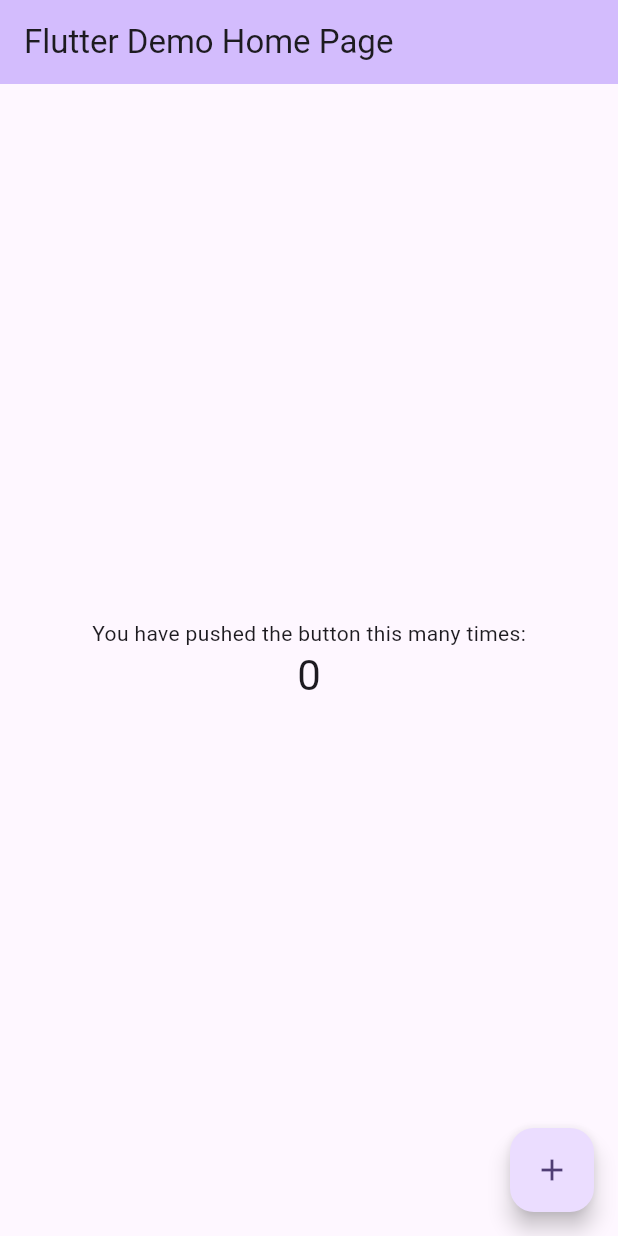
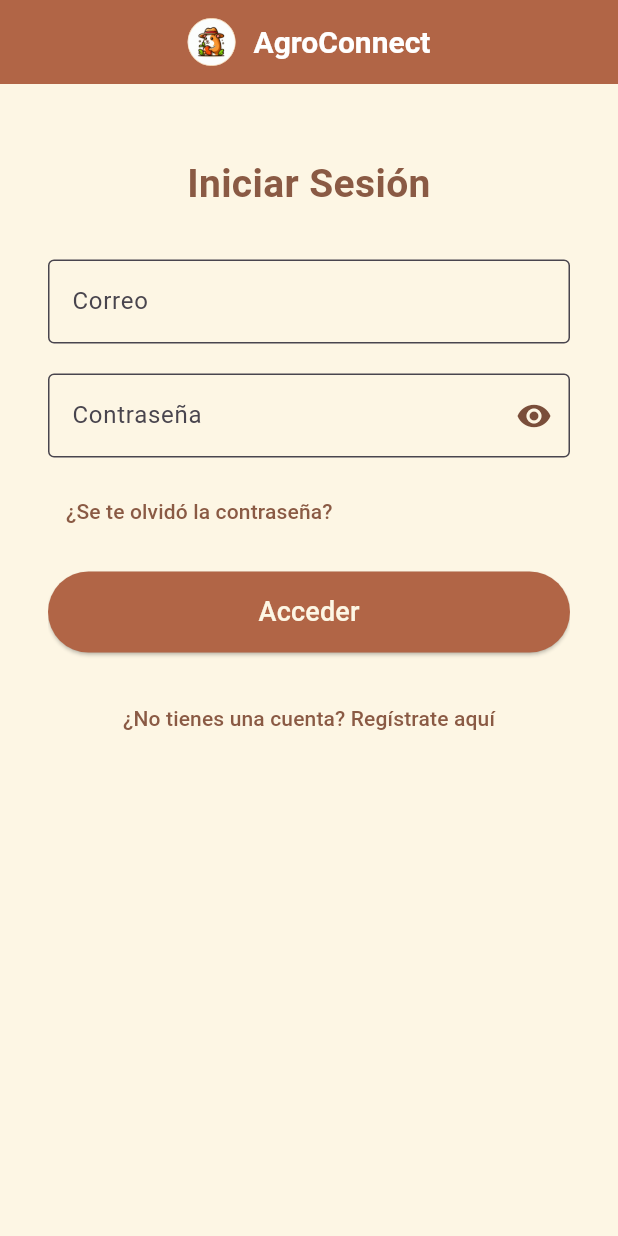
Before and after one commit to IoT-AgroConnect/AgroCuy-mobileApp, a Flutter app: the screen it shows after launch, on a phone screen of 412 x 824 dp. Run offline on Flutter 3.47's test engine with Material 3 defaults, Android fonts, the phone set to English and light mode, and no system bars.

Commit message:
feat: auth login

```diff
--- /dev/null
+++ b/lib/core/widgets/app_bar.dart
@@ -0,0 +1,37 @@
+import 'package:flutter/material.dart';
+class appBar extends StatelessWidget implements PreferredSizeWidget {
+  const appBar({super.key});
+
+  @override
+  Widget build(BuildContext context) {
+    return AppBar(
+      backgroundColor: const Color(0xFFB16546),
+      elevation: 0,
+        title: Center(
+          child: Row(
+            mainAxisSize: MainAxisSize.min,
+            children: [
+              const CircleAvatar(
+                backgroundImage: AssetImage('lib/assets/images/logo.png'),
+                radius: 16,
+                backgroundColor: Colors.white,
+              ),
+              const SizedBox(width: 12),
+              const Text(
+                'AgroConnect',
+                style: TextStyle(
+                  color: Colors.white,
+                  fontSize: 20,
+                  fontWeight: FontWeight.bold,
+                ),
+              ),
+            ],
+          ),
+        ),
+    );
+  }
+
+
+        @override
+  Size get preferredSize => const Size.fromHeight(kToolbarHeight);
+}
--- /dev/null
+++ b/lib/features/auth/login/login.dart
@@ -0,0 +1,120 @@
+import 'package:flutter/material.dart';
+import 'package:agrocuy/core/widgets/app_bar.dart';
+
+class LoginScreen extends StatefulWidget {
+  const LoginScreen({super.key});
+
+  @override
+  State<LoginScreen> createState() => _LoginScreenState();
+}
+
+class _LoginScreenState extends State<LoginScreen> {
+  final TextEditingController _emailController = TextEditingController();
+  final TextEditingController _passwordController = TextEditingController();
+  bool _obscurePassword = true;
+
+  void _login() {
+    final email = _emailController.text;
+    final password = _passwordController.text;
+
+    // TODO: lógica de autenticación aquí
+    print('Email: $email, Password: $password');
+  }
+
+  @override
+  Widget build(BuildContext context) {
+    return Scaffold(
+      appBar: const appBar(),
+      body: Container(
+        width: double.infinity,
+        color: const Color(0xFFFDF6E4),
+        padding: const EdgeInsets.symmetric(horizontal: 32, vertical: 48),
+        child: SingleChildScrollView(
+          child: SizedBox(
+            height: MediaQuery.of(context).size.height - kToolbarHeight,
+          child: Column(
+            crossAxisAlignment: CrossAxisAlignment.stretch,
+            children: [
+              const Text(
+                'Iniciar Sesión',
+                textAlign: TextAlign.center,
+                style: TextStyle(
+                  fontSize: 26,
+                  fontWeight: FontWeight.bold,
+                  color: Color(0xFF8A5A44),
+                ),
+              ),
+              const SizedBox(height: 32),
+              TextField(
+                controller: _emailController,
+                decoration: const InputDecoration(
+                  labelText: 'Correo',
+                  filled: true,
+                  fillColor: Color(0xFFFDF6E4),
+                  border: OutlineInputBorder(),
+                ),
+              ),
+              const SizedBox(height: 20),
+              TextField(
+                controller: _passwordController,
+                obscureText: _obscurePassword,
+                decoration: InputDecoration(
+                  labelText: 'Contraseña',
+                  filled: true,
+                  fillColor: const Color(0xFFFDF6E4),
+                  border: const OutlineInputBorder(),
+                  suffixIcon: IconButton(
+                    icon: Icon(
+                      _obscurePassword ? Icons.visibility : Icons.visibility_off,
+                      color: const Color(0xFF7A4E3A),
+                    ),
+                    onPressed: () {
+                      setState(() {
+                        _obscurePassword = !_obscurePassword;
+                      });
+                    },
+                  ),
+                ),
+              ),
+              const SizedBox(height: 12),
+              Align(
+                alignment: Alignment.centerLeft,
+                child: TextButton(
+                  onPressed: () {},
+                  child: const Text(
+                    '¿Se te olvidó la contraseña?',
+                    style: TextStyle(color: Color(0xFF8A5A44)),
+                  ),
+                ),
+              ),
+              const SizedBox(height: 16),
+              ElevatedButton(
+                onPressed: _login,
+                style: ElevatedButton.styleFrom(
+                  backgroundColor: const Color(0xFFB16546),
+                  shape: RoundedRectangleBorder(
+                    borderRadius: BorderRadius.circular(30),
+                  ),
+                  padding: const EdgeInsets.symmetric(vertical: 14),
+                ),
+                child: const Text(
+                  'Acceder',
+                  style: TextStyle(fontSize: 18,color: Color(0xFFFDF6E4)),
+                ),
+              ),
+              const SizedBox(height: 20),
+              TextButton(
+                onPressed: () {},
+                child: const Text(
+                  '¿No tienes una cuenta? Regístrate aquí',
+                  style: TextStyle(color: Color(0xFF8A5A44)),
+                ),
+              ),
+            ],
+          ),
+      ),
+        ),
+      ),
+    );
+  }
+}
--- a/lib/main.dart
+++ b/lib/main.dart
@@ -1,4 +1,5 @@
 import 'package:flutter/material.dart';
+import 'features/auth/login/login.dart';
 
 void main() {
   runApp(const MyApp());
@@ -7,119 +8,16 @@ void main() {
 class MyApp extends StatelessWidget {
   const MyApp({super.key});
 
-  // This widget is the root of your application.
   @override
   Widget build(BuildContext context) {
     return MaterialApp(
       title: 'Flutter Demo',
       theme: ThemeData(
-        // This is the theme of your application.
-        //
-        // TRY THIS: Try running your application with "flutter run". You'll see
-        // the application has a purple toolbar. Then, without quitting the app,
-        // try changing the seedColor in the colorScheme below to Colors.green
-        // and then invoke "hot reload" (save your changes or press the "hot
-        // reload" button in a Flutter-supported IDE, or press "r" if you used
-        // the command line to start the app).
-        //
-        // Notice that the counter didn't reset back to zero; the application
-        // state is not lost during the reload. To reset the state, use hot
-        // restart instead.
-        //
-        // This works for code too, not just values: Most code changes can be
-        // tested with just a hot reload.
         colorScheme: ColorScheme.fromSeed(seedColor: Colors.deepPurple),
         useMaterial3: true,
       ),
-      home: const MyHomePage(title: 'Flutter Demo Home Page'),
+      debugShowCheckedModeBanner: false,
+      home: LoginScreen(),
     );
   }
 }
-
-class MyHomePage extends StatefulWidget {
-  const MyHomePage({super.key, required this.title});
-
-  // This widget is the home page of your application. It is stateful, meaning
-  // that it has a State object (defined below) that contains fields that affect
-  // how it looks.
-
-  // This class is the configuration for the state. It holds the values (in this
-  // case the title) provided by the parent (in this case the App widget) and
-  // used by the build method of the State. Fields in a Widget subclass are
-  // always marked "final".
-
-  final String title;
-
-  @override
-  State<MyHomePage> createState() => _MyHomePageState();
-}
-
-class _MyHomePageState extends State<MyHomePage> {
-  int _counter = 0;
-
-  void _incrementCounter() {
-    setState(() {
-      // This call to setState tells the Flutter framework that something has
-      // changed in this State, which causes it to rerun the build method below
-      // so that the display can reflect the updated values. If we changed
-      // _counter without calling setState(), then the build method would not be
-      // called again, and so nothing would appear to happen.
-      _counter++;
-    });
-  }
-
-  @override
-  Widget build(BuildContext context) {
-    // This method is rerun every time setState is called, for instance as done
-    // by the _incrementCounter method above.
-    //
-    // The Flutter framework has been optimized to make rerunning build methods
-    // fast, so that you can just rebuild anything that needs updating rather
-    // than having to individually change instances of widgets.
-    return Scaffold(
-      appBar: AppBar(
-        // TRY THIS: Try changing the color here to a specific color (to
-        // Colors.amber, perhaps?) and trigger a hot reload to see the AppBar
-        // change color while the other colors stay the same.
-        backgroundColor: Theme.of(context).colorScheme.inversePrimary,
-        // Here we take the value from the MyHomePage object that was created by
-        // the App.build method, and use it to set our appbar title.
-        title: Text(widget.title),
-      ),
-      body: Center(
-        // Center is a layout widget. It takes a single child and positions it
-        // in the middle of the parent.
-        child: Column(
-          // Column is also a layout widget. It takes a list of children and
-          // arranges them vertically. By default, it sizes itself to fit its
-          // children horizontally, and tries to be as tall as its parent.
-          //
-          // Column has various properties to control how it sizes itself and
-          // how it positions its children. Here we use mainAxisAlignment to
-          // center the children vertically; the main axis here is the vertical
-          // axis because Columns are vertical (the cross axis would be
-          // horizontal).
-          //
-          // TRY THIS: Invoke "debug painting" (choose the "Toggle Debug Paint"
-          // action in the IDE, or press "p" in the console), to see the
-          // wireframe for each widget.
-          mainAxisAlignment: MainAxisAlignment.center,
-          children: <Widget>[
-            const Text(
-              'You have pushed the button this many times:',
-            ),
-            Text(
-              '$_counter',
-              style: Theme.of(context).textTheme.headlineMedium,
-            ),
-          ],
-        ),
-      ),
-      floatingActionButton: FloatingActionButton(
-        onPressed: _incrementCounter,
-        tooltip: 'Increment',
-        child: const Icon(Icons.add),
-      ), // This trailing comma makes auto-formatting nicer for build methods.
-    );
-  }
-}
--- a/pubspec.yaml
+++ b/pubspec.yaml
@@ -59,9 +59,8 @@ flutter:
   uses-material-design: true
 
   # To add assets to your application, add an assets section, like this:
-  # assets:
-  #   - images/a_dot_burr.jpeg
-  #   - images/a_dot_ham.jpeg
+  assets:
+    - lib/assets/images/logo.png
 
   # An image asset can refer to one or more resolution-specific "variants", see
   # https://flutter.dev/to/resolution-aware-images
```
Also changed, not shown: lib/assets/images/logo.png (added).
